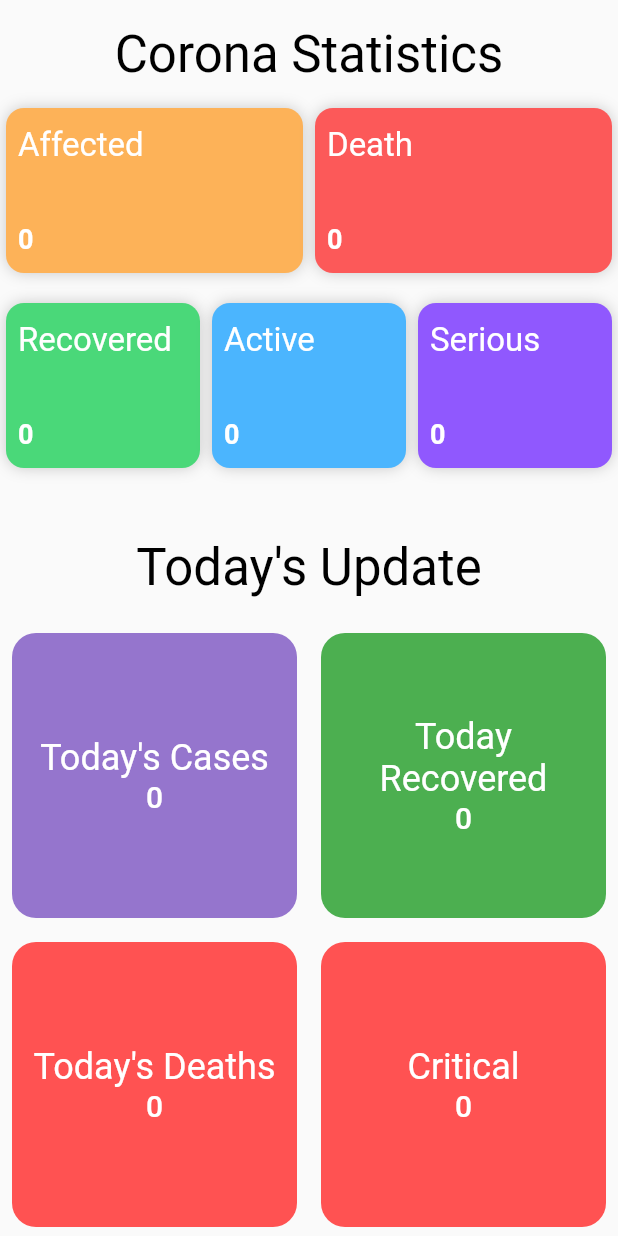
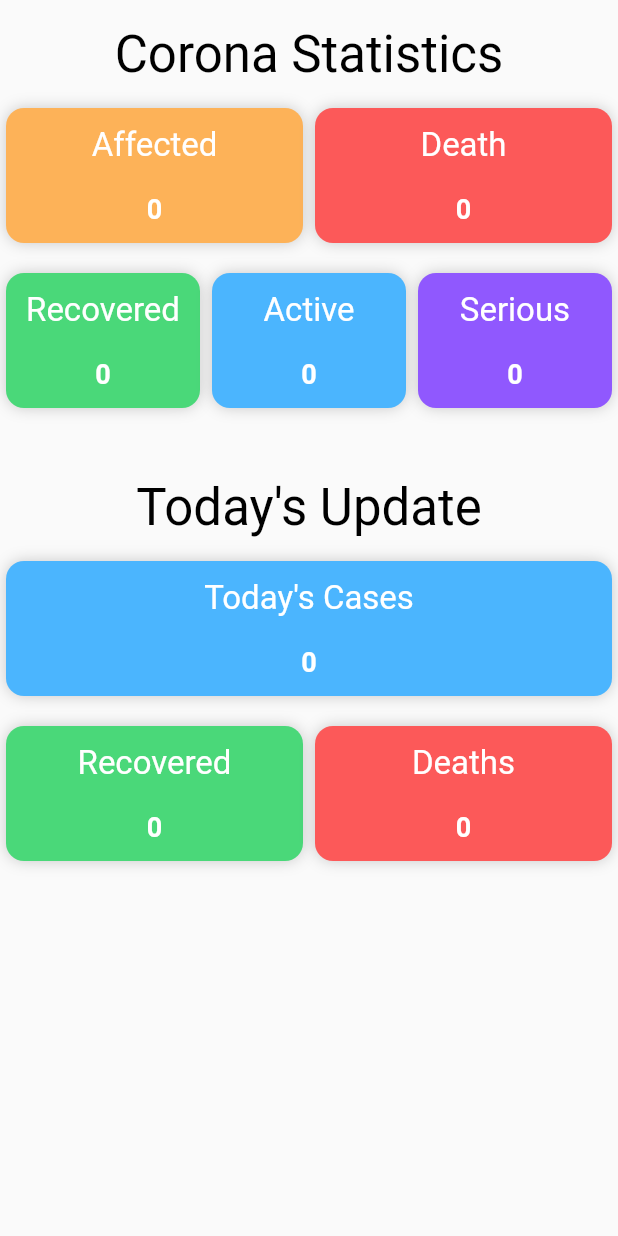
Before and after one commit to SumayaSiddique/Care_4_U_project, a Flutter app: the ResultView widget shown alone on an empty page, opened directly with empty values, on a phone screen of 412 x 824 dp. Run offline on Flutter 3.47's test engine with Material 2 defaults, Android fonts, the phone set to English and light mode, and no system bars; our stand-ins replace carousel_slider, cloud_firestore, firebase_auth, firebase_core, fl_chart, flutter_local_notifications and 16 more; accounts and stored records are empty; network calls fail; Roboto replaces fonts that are missing (SF Pro Rounded); project files that could hold a hidden picture were left out.

Commit message:
Update CoronaStatusPage.dart

```diff
--- a/care_4_u_project/lib/Screens/CoronaStatus/CoronaStatusPage.dart
+++ b/care_4_u_project/lib/Screens/CoronaStatus/CoronaStatusPage.dart
@@ -144,42 +144,31 @@ class ResultView extends StatelessWidget {
             ),
           ),
         ),
-        GridView.count(
-          crossAxisCount: 2,
-          shrinkWrap: true,
-          physics: NeverScrollableScrollPhysics(),
+        CoronaCard(
+          color: Color(0xff4BB5FE),
+          title: "Today\'s Cases",
+          number: datamodel.todayCases.toString(),
+        ),
+        SizedBox(
+          height: 20,
+        ),
+        Row(
           children: [
-            MediumCard(
-              textTheme: textTheme,
-              containerColor: Colors.deepPurple[300]!,
-              number: datamodel.todayCases!,
-              numberColor: Colors.white,
-              title: 'Today\'s Cases',
-              titleColor: Colors.white,
+            Flexible(
+              flex: 1,
+              child: CoronaCard(
+                color: Color(0xff4AD879),
+                title: "Recovered",
+                number: datamodel.todayRecovered.toString(),
+              ),
             ),
-            MediumCard(
-              textTheme: textTheme,
-              containerColor: Colors.green,
-              number: datamodel.todayRecovered!,
-              numberColor: Colors.white,
-              title: 'Today Recovered',
-              titleColor: Colors.white,
-            ),
-            MediumCard(
-              textTheme: textTheme,
-              containerColor: Colors.redAccent,
-              number: datamodel.todayDeaths!,
-              numberColor: Colors.white,
-              title: 'Today\'s Deaths',
-              titleColor: Colors.white,
-            ),
-            MediumCard(
-              textTheme: textTheme,
-              containerColor: Colors.redAccent,
-              number: datamodel.critical!,
-              numberColor: Colors.white,
-              title: 'Critical',
-              titleColor: Colors.white,
+            Flexible(
+              flex: 1,
+              child: CoronaCard(
+                color: Color(0xffFC5959),
+                title: "Deaths",
+                number: datamodel.todayDeaths.toString(),
+              ),
             ),
           ],
         ),
@@ -204,7 +193,7 @@ class CoronaCard extends StatelessWidget {
     return Padding(
       padding: const EdgeInsets.symmetric(horizontal: 4.0),
       child: Container(
-        height: 110,
+        height: 90,
         width: double.infinity,
         decoration: BoxDecoration(
           color: color,
@@ -222,7 +211,7 @@ class CoronaCard extends StatelessWidget {
             horizontal: 8,
           ),
           child: Column(
-            crossAxisAlignment: CrossAxisAlignment.start,
+            // crossAxisAlignment: CrossAxisAlignment.start,
             children: [
               Text(
                 title,
```
